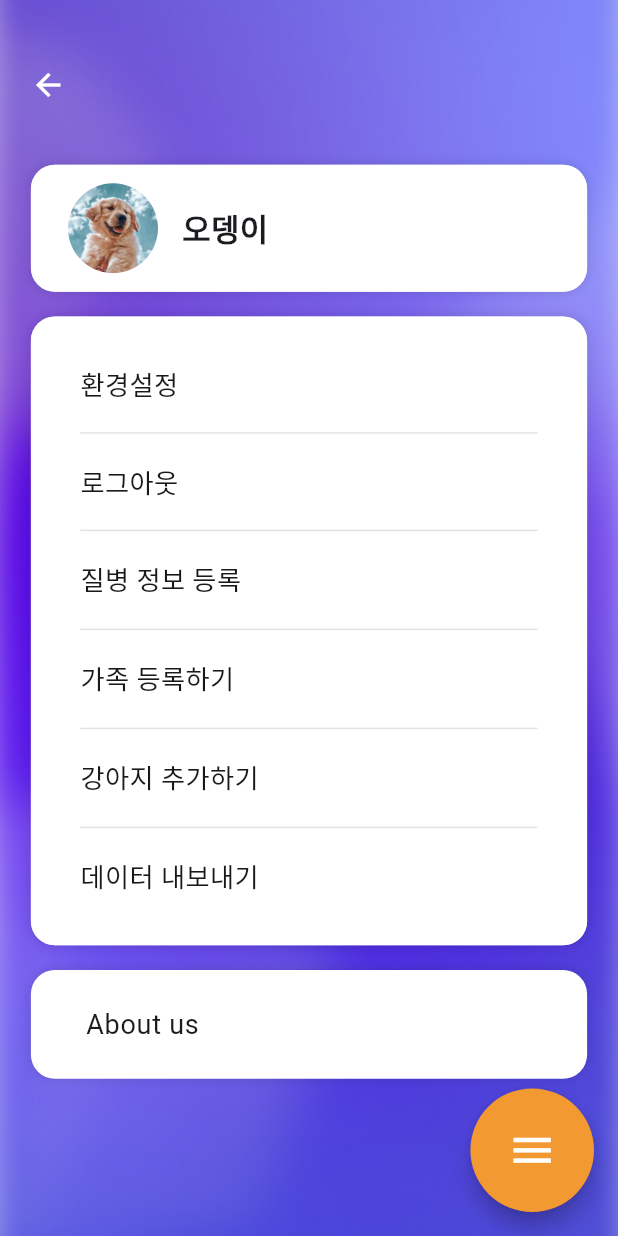
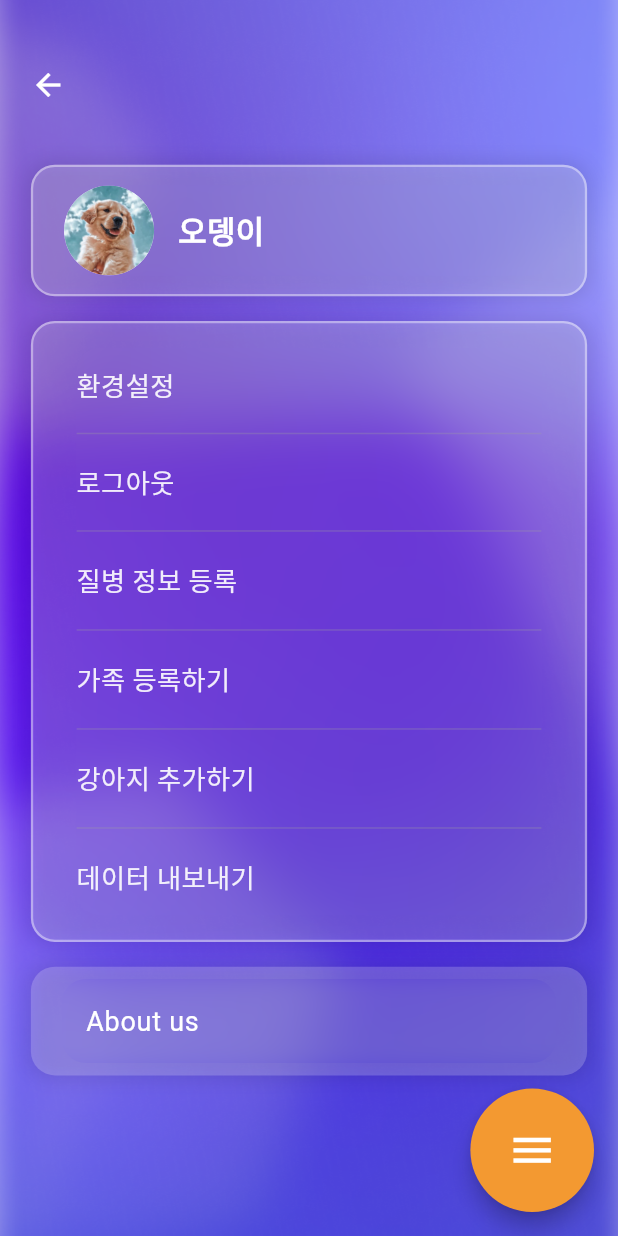
Before and after one commit to ChaenyH/SKT-FlyAI, a Flutter app: the MyPageScreen screen opened by its route, on a phone screen of 412 x 824 dp. Run offline on Flutter 3.47's test engine with Material 3 defaults, Android fonts, the phone set to English and light mode, and no system bars; our stand-ins replace camera, image_picker, rive.

Commit message:
Design: MypageScreen 글래스모피즘 적용

```diff
--- a/gr_local/poopy/lib/views/widgets/mypage_widgets.dart
+++ b/gr_local/poopy/lib/views/widgets/mypage_widgets.dart
@@ -1,3 +1,4 @@
+import 'dart:ui';
 import 'package:flutter/material.dart';
 
 // 프로필 섹션 위젯
@@ -10,27 +11,33 @@ class ProfileSection extends StatelessWidget {
     return Container(
       padding: EdgeInsets.symmetric(
         horizontal: contextWidth * 0.5,
-        vertical: contextHeight * 0.1,
+        vertical: contextHeight * 0.15,
       ),
       decoration: BoxDecoration(
-        color: Colors.white,
+        color: Colors.white.withOpacity(0.2), // Semi-transparent background
         borderRadius: BorderRadius.circular(16.0),
         border: Border.all(
-          color: Colors.white.withOpacity(0.8),
-          width: contextWidth * 0.1,
+          color: Colors.white.withOpacity(0.4),
+          width: 1.5,
         ),
         boxShadow: [
           BoxShadow(
-            color: Colors.black12,
-            blurRadius: 6.0,
+            color: Colors.black.withOpacity(0.1),
+            blurRadius: 10.0,
+            spreadRadius: 2.0,
           ),
         ],
       ),
+      child: ClipRRect(
+        borderRadius: BorderRadius.circular(16.0),
+        child: BackdropFilter(
+          filter: ImageFilter.blur(sigmaX: 10, sigmaY: 10),
           child: Row(
             children: [
               CircleAvatar(
                 radius: 30.0,
-            backgroundImage: AssetImage('assets/images/dog_profile_1.png'), // 강아지 사진 경로
+                backgroundImage:
+                AssetImage('assets/images/dog_profile_1.png'), // 강아지 사진 경로
               ),
               SizedBox(width: 16.0),
               Text(
@@ -38,9 +45,12 @@ class ProfileSection extends StatelessWidget {
                 style: TextStyle(
                   fontSize: contextWidth * 0.5,
                   fontWeight: FontWeight.bold,
+                  color: Colors.white, // White text color for better contrast
                 ),
               ),
             ],
+          ),
+        ),
       ),
     );
   }
@@ -59,34 +69,41 @@ class MenuListSection extends StatelessWidget {
         vertical: contextHeight * 0.2,
       ),
       decoration: BoxDecoration(
-        color: Colors.white,
+        color: Colors.white.withOpacity(0.2),
         borderRadius: BorderRadius.circular(16.0),
         border: Border.all(
-          color: Colors.white.withOpacity(0.8),
-          width: contextWidth * 0.1,
+          color: Colors.white.withOpacity(0.4),
+          width: 1.5,
         ),
         boxShadow: [
           BoxShadow(
-            color: Colors.black12,
-            blurRadius: 6.0,
+            color: Colors.black.withOpacity(0.1),
+            blurRadius: 10.0,
+            spreadRadius: 2.0,
           ),
         ],
       ),
+      child: ClipRRect(
+        borderRadius: BorderRadius.circular(16.0),
+        child: BackdropFilter(
+          filter: ImageFilter.blur(sigmaX: 10, sigmaY: 10),
           child: Column(
             crossAxisAlignment: CrossAxisAlignment.start,
             children: [
               _buildMenuItem('환경설정', onTap: () {}),
-          Divider(color: Colors.grey.withOpacity(0.3),),
+              Divider(color: Colors.grey.withOpacity(0.3)),
               _buildMenuItem('로그아웃', onTap: () {}),
-          Divider(color: Colors.grey.withOpacity(0.3),),
+              Divider(color: Colors.grey.withOpacity(0.3)),
               _buildMenuItem('질병 정보 등록', onTap: () {}),
-          Divider(color: Colors.grey.withOpacity(0.3),),
+              Divider(color: Colors.grey.withOpacity(0.3)),
               _buildMenuItem('가족 등록하기', onTap: () {}),
-          Divider(color: Colors.grey.withOpacity(0.3),),
+              Divider(color: Colors.grey.withOpacity(0.3)),
               _buildMenuItem('강아지 추가하기', onTap: () {}),
-          Divider(color: Colors.grey.withOpacity(0.3),),
+              Divider(color: Colors.grey.withOpacity(0.3)),
               _buildMenuItem('데이터 내보내기', onTap: () {}),
             ],
+          ),
+        ),
       ),
     );
   }
@@ -101,7 +118,7 @@ class MenuListSection extends StatelessWidget {
           title,
           style: TextStyle(
             fontSize: 17.5,
-            color: Colors.black.withOpacity(0.9)
+            color: Colors.white.withOpacity(0.9), // White text color for better contrast
           ),
         ),
       ),
@@ -122,24 +139,31 @@ class AboutUsSection extends StatelessWidget {
         vertical: contextHeight * 0.1,
       ),
       decoration: BoxDecoration(
-        color: Colors.white,
+        color: Colors.white.withOpacity(0.2),
         borderRadius: BorderRadius.circular(16.0),
         boxShadow: [
           BoxShadow(
-            color: Colors.black12,
-            blurRadius: 6.0,
+            color: Colors.black.withOpacity(0.1),
+            blurRadius: 10.0,
+            spreadRadius: 2.0,
           ),
         ],
       ),
+      child: ClipRRect(
+        borderRadius: BorderRadius.circular(16.0),
+        child: BackdropFilter(
+          filter: ImageFilter.blur(sigmaX: 10, sigmaY: 10),
           child: ListTile(
             title: Text(
               'About us',
-          style: TextStyle(fontSize: 18),
+              style: TextStyle(fontSize: 18, color: Colors.white), // White text color for better contrast
             ),
             onTap: () {
               // Show about us information
             },
           ),
+        ),
+      ),
     );
   }
 }
```
Lines whose indentation alone changed are shown as unchanged.
